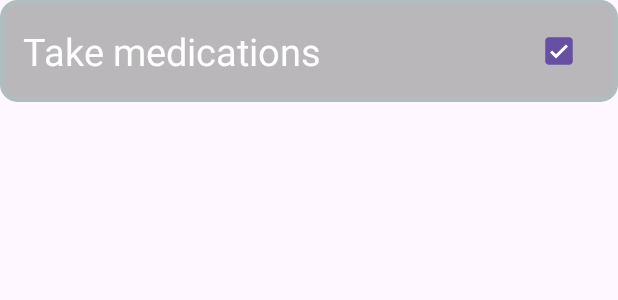
After one commit to genrikhgeyne/notify-vibe, an Android app: the layout task_item.xml on its own in the app's theme, with its tools: preview values and no code run, on a phone screen of 412 x 824 dp. The commit adds this screen. Shown: the top 300 px of the screen. Run offline under Robolectric (Android 15) with nearby library versions, the phone set to English and light mode, and no system bars.

Commit message:
Add recycler view

```diff
--- a/app/build.gradle.kts
+++ b/app/build.gradle.kts
@@ -33,6 +33,10 @@ android {
     kotlinOptions {
         jvmTarget = "1.8"
     }
+
+    buildFeatures {
+        viewBinding = true
+    }
 }
 
 dependencies {
--- /dev/null
+++ b/app/src/main/java/com/example/polytechandroidclasses/TaskData.kt
@@ -0,0 +1,3 @@
+package com.example.polytechandroidclasses
+
+data class TaskData(val taskText: String, var taskStatus: Boolean)
--- /dev/null
+++ b/app/src/main/res/drawable/rounded_corners_layout_bg.xml
@@ -0,0 +1,7 @@
+<?xml version="1.0" encoding="utf-8"?>
+<shape xmlns:android="http://schemas.android.com/apk/res/android">
+    <solid android:color="#88808080"/>
+    <stroke android:width="3dp" android:color="#B1BCBE" />
+    <corners android:radius="10dp"/>
+    <padding android:left="0dp" android:top="0dp" android:right="0dp" android:bottom="0dp" />
+</shape>
--- /dev/null
+++ b/app/src/main/res/layout/task_item.xml
@@ -0,0 +1,40 @@
+<?xml version="1.0" encoding="utf-8"?>
+<androidx.constraintlayout.widget.ConstraintLayout xmlns:android="http://schemas.android.com/apk/res/android"
+    xmlns:app="http://schemas.android.com/apk/res-auto"
+    xmlns:tools="http://schemas.android.com/tools"
+    android:layout_width="match_parent"
+    android:layout_height="wrap_content"
+    android:background="@drawable/rounded_corners_layout_bg"
+    android:paddingHorizontal="15dp"
+    android:paddingVertical="10dp"
+    android:layout_marginBottom="7dp"
+    >
+
+
+    <TextView
+        android:id="@+id/taskText"
+        android:layout_width="wrap_content"
+        android:layout_height="wrap_content"
+        android:background="@android:color/transparent"
+        app:layout_constrainedWidth="true"
+        android:gravity="start"
+        android:text="@string/first_task"
+        android:textColor="@android:color/white"
+        android:textSize="25sp"
+        app:layout_constraintHorizontal_chainStyle="spread_inside"
+        app:layout_constraintBottom_toBottomOf="parent"
+        app:layout_constraintEnd_toStartOf="@id/taskCheckBox"
+        app:layout_constraintStart_toStartOf="parent"
+        app:layout_constraintTop_toTopOf="parent" />
+
+    <CheckBox
+        android:id="@+id/taskCheckBox"
+        android:layout_width="wrap_content"
+        android:layout_height="wrap_content"
+        android:checked="true"
+        app:layout_constraintBottom_toBottomOf="parent"
+        app:layout_constraintEnd_toEndOf="parent"
+        app:layout_constraintStart_toEndOf="@id/taskText"
+        app:layout_constraintTop_toTopOf="parent" />
+
+</androidx.constraintlayout.widget.ConstraintLayout>
--- a/app/src/main/res/values/strings.xml
+++ b/app/src/main/res/values/strings.xml
@@ -2,4 +2,7 @@
     <string name="app_name">Polytech Android Classes</string>
     <string name="start_progress_text">0%</string>
     <string name="progress_text">%1$d%%</string>
+    <string name="first_task">Take medications</string>
+    <string name="second_task">Water the flower</string>
+    <string name="third_task">Wash dishes</string>
 </resources>
```
Also changed, not shown: app/src/main/java/com/example/polytechandroidclasses/MainActivity.kt (+74 -22 lines), app/src/main/java/com/example/polytechandroidclasses/TaskAdapter.kt (added, +36 -0 lines), app/src/main/res/layout/activity_main.xml (+35 -9 lines).
